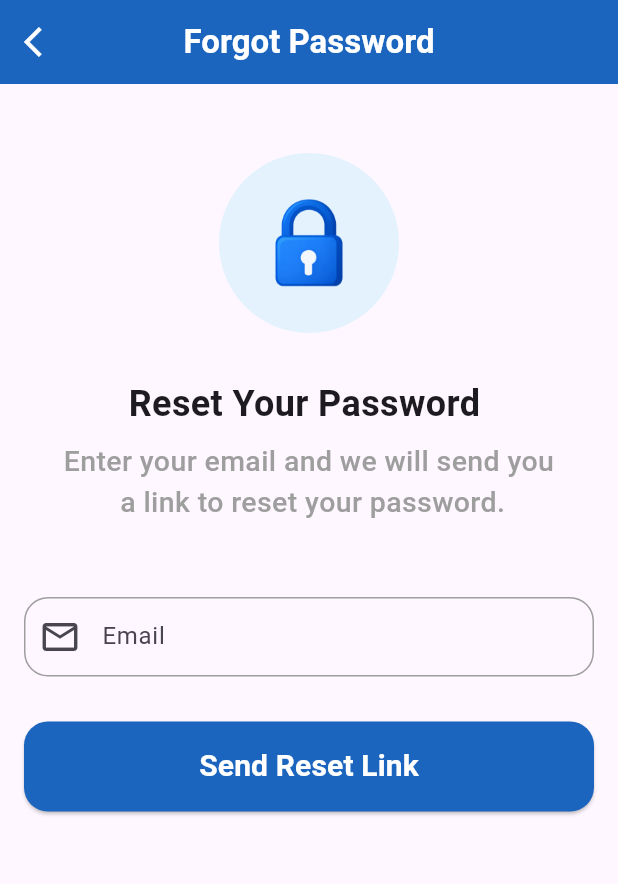
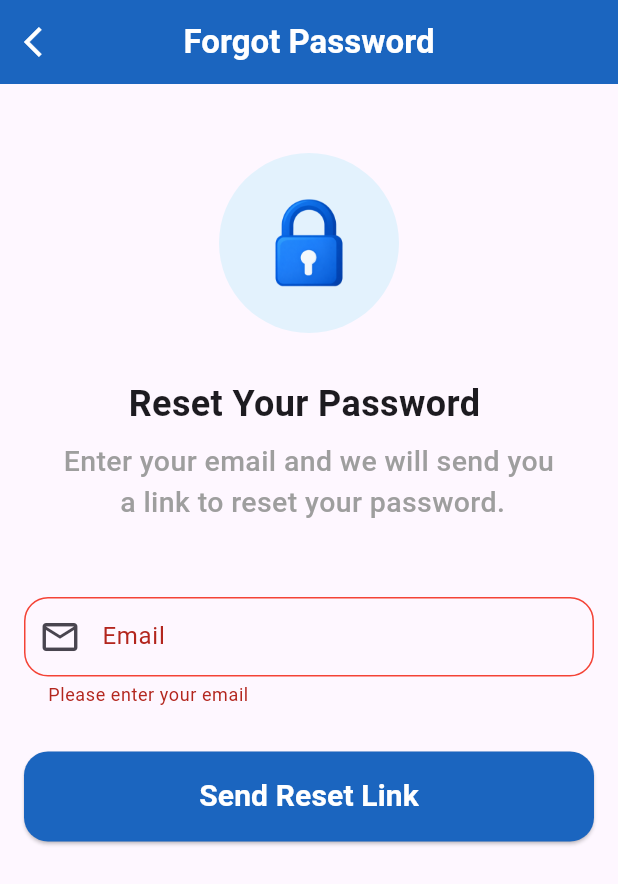
Before and after one commit to MohammadAliOmari/flutter_shop_app, a Flutter app: the ForgetPassword screen opened by its route, after a tap on "Send Reset Link", on a phone screen of 412 x 824 dp. Shown: the top 884 px of the screen. Run offline on Flutter 3.47's test engine with Material 3 defaults, Android fonts, the phone set to English and light mode, and no system bars.

```diff
--- a/lib/login/view/forget_password_screen.dart
+++ b/lib/login/view/forget_password_screen.dart
@@ -1,11 +1,22 @@
+import 'dart:developer';
+
 import 'package:flutter/material.dart';
+import 'package:flutter_shop_app/regex/app_regex.dart';
 import 'package:flutter_shop_app/utils/widgets/custom_app_bar.dart';
 import 'package:flutter_shop_app/utils/widgets/custom_button.dart';
 import 'package:flutter_shop_app/utils/widgets/custom_text_form_field.dart';
 
-class ForgetPassword extends StatelessWidget {
+class ForgetPassword extends StatefulWidget {
   const ForgetPassword({super.key});
 
+  @override
+  State<ForgetPassword> createState() => _ForgetPasswordState();
+}
+
+final TextEditingController email = TextEditingController();
+final GlobalKey<FormState> formkey = GlobalKey<FormState>();
+
+class _ForgetPasswordState extends State<ForgetPassword> {
   @override
   Widget build(BuildContext context) {
     return Scaffold(
@@ -13,6 +24,8 @@ class ForgetPassword extends StatelessWidget {
       body: SingleChildScrollView(
         child: Padding(
           padding: const EdgeInsets.all(16.0),
+          child: Form(
+            key: formkey,
             child: Column(
               children: [
                 Padding(
@@ -46,8 +59,17 @@ class ForgetPassword extends StatelessWidget {
                 ),
                 const SizedBox(height: 50),
                 CustomTextFormField(
+                  validator: (value) {
+                    if (value == null || value.isEmpty) {
+                      return 'Please enter your email';
+                    } else if (!AppRegex.emailRegex.hasMatch(value)) {
+                      return 'Please enter a valid email address';
+                    }
+                    return null;
+                  },
+
                   isHide: false,
-                controller: TextEditingController(),
+                  controller: email,
                   labelText: 'Email',
                   keyboardType: TextInputType.emailAddress,
                   prefixIcon: Icons.email_outlined,
@@ -55,7 +77,9 @@ class ForgetPassword extends StatelessWidget {
                 const SizedBox(height: 30),
                 CustomButton(
                   onPressed: () {
-                  // Handle password reset logic here
+                    if (formkey.currentState!.validate()) {
+                      log('Sucssefuly Send Reset Link');
+                    }
                   },
                   text: 'Send Reset Link',
                 ),
@@ -63,6 +87,7 @@ class ForgetPassword extends StatelessWidget {
             ),
           ),
         ),
+      ),
     );
   }
 }
--- a/lib/login/view/login_screen.dart
+++ b/lib/login/view/login_screen.dart
@@ -1,7 +1,7 @@
 import 'package:flutter/material.dart';
 import 'package:flutter_shop_app/regex/app_regex.dart';
 import 'package:flutter_shop_app/router/app_route.dart';
-import 'package:flutter_shop_app/utils/app_colors.dart/app_colors.dart';
+import 'package:flutter_shop_app/utils/app_colors/app_colors.dart';
 import 'package:flutter_shop_app/utils/widgets/custom_button.dart';
 import 'package:flutter_shop_app/utils/widgets/custom_text_form_field.dart';
 
--- a/lib/products/view/widgets/product_grid_item.dart
+++ b/lib/products/view/widgets/product_grid_item.dart
@@ -1,6 +1,6 @@
 import 'package:flutter/material.dart';
 import 'package:flutter_shop_app/products/model/product_model.dart';
-import 'package:flutter_shop_app/utils/app_colors.dart/app_colors.dart';
+import 'package:flutter_shop_app/utils/app_colors/app_colors.dart';
 
 class ProductGridItem extends StatelessWidget {
   const ProductGridItem({super.key, required this.products});
--- a/lib/products/view/widgets/product_list_item.dart
+++ b/lib/products/view/widgets/product_list_item.dart
@@ -1,6 +1,6 @@
 import 'package:flutter/material.dart';
 import 'package:flutter_shop_app/products/model/product_model.dart';
-import 'package:flutter_shop_app/utils/app_colors.dart/app_colors.dart';
+import 'package:flutter_shop_app/utils/app_colors/app_colors.dart';
 
 class ProductListItem extends StatelessWidget {
   const ProductListItem({super.key, required this.products});
--- a/lib/products/view_model/product_view_model.dart
+++ b/lib/products/view_model/product_view_model.dart
@@ -23,7 +23,7 @@ List<ProductModel> productData = [
     inStock: true,
     price: 60,
     imageUrl:
-        'https://encrypted-tbn0.gstatic.com/images?q=tbn:ANd9GcSTv4lahrkjd5HndaAwRf9KM9GgTS-8u58ctDtsTImKgtYhvK7oYqbal1o&s=10',
+        'https://encrypted-tbn0.gstatic.com/images?q=tbn:ANd9GcSEYtSUkBtOjuK65kKSRP0O7LCi9nvXU28XoxcFRf2strGtGcM03pQARLxw&s=10',
   ),
   ProductModel(
     id: '3',
--- a/lib/router/app_route.dart
+++ b/lib/router/app_route.dart
@@ -1,12 +1,15 @@
 import 'package:flutter/material.dart';
 import 'package:flutter_shop_app/login/view/forget_password_screen.dart';
 import 'package:flutter_shop_app/login/view/login_screen.dart';
+import 'package:flutter_shop_app/products/model/product_model.dart';
+import 'package:flutter_shop_app/products/view/product_detaills_view.dart';
 import 'package:flutter_shop_app/products/view/product_view.dart';
 
 class AppRoutes {
   static const String login = '/login';
   static const String forgetPassword = '/forget_password';
   static const String productView = '/product_view';
+  static const String productDetaillsView = '/product_detaills_view';
 }
 
 class AppRouter {
@@ -18,6 +21,11 @@ class AppRouter {
         return MaterialPageRoute(builder: (_) => const ForgetPassword());
       case AppRoutes.productView:
         return MaterialPageRoute(builder: (_) => const ProductView());
+      case AppRoutes.productDetaillsView:
+        final args = settings.arguments as ProductModel;
+        return MaterialPageRoute(
+          builder: (_) => ProductDetaillsView(products: args),
+        );
       default:
         return MaterialPageRoute(
           builder: (_) => const Scaffold(
--- a/lib/utils/widgets/custom_app_bar.dart
+++ b/lib/utils/widgets/custom_app_bar.dart
@@ -1,5 +1,5 @@
 import 'package:flutter/material.dart';
-import 'package:flutter_shop_app/utils/app_colors.dart/app_colors.dart';
+import 'package:flutter_shop_app/utils/app_colors/app_colors.dart';
 
 class CustomAppBar extends StatelessWidget implements PreferredSizeWidget {
   const CustomAppBar({
--- a/lib/utils/widgets/custom_button.dart
+++ b/lib/utils/widgets/custom_button.dart
@@ -1,5 +1,5 @@
 import 'package:flutter/material.dart';
-import 'package:flutter_shop_app/utils/app_colors.dart/app_colors.dart';
+import 'package:flutter_shop_app/utils/app_colors/app_colors.dart';
 
 class CustomButton extends StatelessWidget {
   const CustomButton({super.key, required this.onPressed, required this.text});
```
Also changed, not shown: lib/products/view/product_detaills_view.dart (added, +135 -0 lines), lib/products/view/product_view.dart (+9 -2 lines), lib/products/view/widgets/product_grid_view.dart (+11 -1 lines), lib/products/view/widgets/product_list_view.dart (+11 -1 lines), lib/utils/app_colors/app_colors.dart (renamed from lib/utils/app_colors.dart/app_colors.dart). Lines whose indentation alone changed are shown as unchanged.
